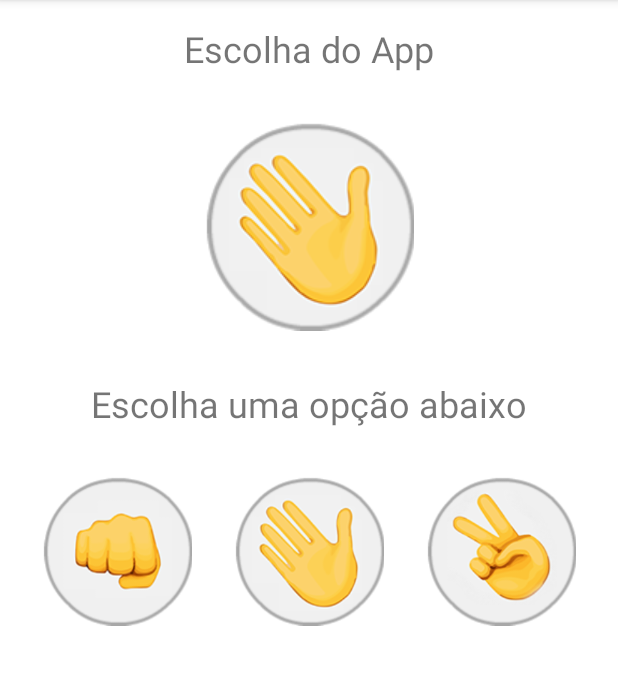
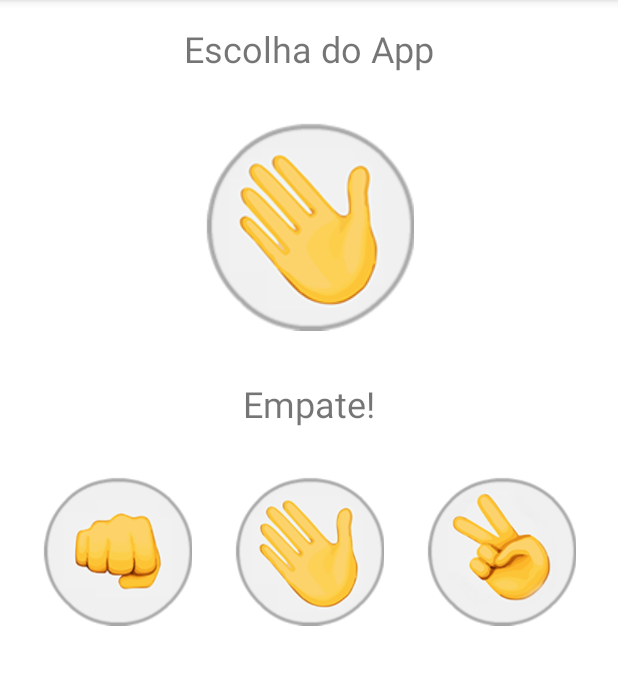
Before and after one commit to 9reis/app_pedra_papel_tesoura, an Android app: the screen it shows after launch (MainActivity), after a tap on an icon or button, on a phone screen of 412 x 824 dp, the part 84-769 px from its top. Run offline under Robolectric (Android 15) with nearby library versions, the phone set to English and light mode, and no system bars; 1 other tap on this screen came first.

Commit message:
Finalizada a aplicacao

```diff
--- a/app/src/main/java/br/com/lucas9reis/pedrapapeltesoura/MainActivity.java
+++ b/app/src/main/java/br/com/lucas9reis/pedrapapeltesoura/MainActivity.java
@@ -5,6 +5,7 @@ import androidx.appcompat.app.AppCompatActivity;
 import android.os.Bundle;
 import android.view.View;
 import android.widget.ImageView;
+import android.widget.TextView;
 
 import java.util.Random;
 
@@ -26,16 +27,17 @@ public class MainActivity extends AppCompatActivity {
         this.opcaoSelecionada("tesoura");
     }
 
-    public void opcaoSelecionada(String opcaoSelecionada ){
+    public void opcaoSelecionada(String escolhaUsuario ){
         ImageView imgResultado = findViewById(R.id.imgResultado);
+        TextView textResultado = findViewById(R.id.textResultado);
 
         int numero = new Random().nextInt(3);
         String[] opcoes = {"pedra", "papel","tesoura"};
-        String opcaoApp = opcoes[numero];
+        String escolhaApp = opcoes[numero];
 
-        switch( opcaoApp ){
+        switch( escolhaApp ){
             case "pedra":
-                imgResultado.setImageResource(R.drawable.padrao);
+                imgResultado.setImageResource(R.drawable.pedra);
                 break;
             case "papel":
                 imgResultado.setImageResource(R.drawable.papel);
@@ -44,6 +46,23 @@ public class MainActivity extends AppCompatActivity {
                 imgResultado.setImageResource(R.drawable.tesoura);
                 break;
         }
+
+        if( // app Granha
+                (escolhaApp == "tesoura" && escolhaUsuario == "papel") ||
+                (escolhaApp == "papel" && escolhaUsuario == "pedra") ||
+                (escolhaApp == "pedra" && escolhaUsuario == "tesoura")
+        ){
+            textResultado.setText("App Ganhou!!");
+        }else if( // Usuário ganha
+                (escolhaUsuario == "tesoura" && escolhaApp == "papel") ||
+                (escolhaUsuario == "papel" && escolhaApp == "pedra") ||
+                (escolhaUsuario == "pedra" && escolhaApp == "tesoura")
+        ){
+            textResultado.setText("Voçê Ganhou!!");
+        }else{ // Empate
+            textResultado.setText("Empate!");
+        }
+
     }
 
 }
--- a/app/src/main/res/layout/activity_main.xml
+++ b/app/src/main/res/layout/activity_main.xml
@@ -28,7 +28,7 @@
         app:layout_constraintTop_toBottomOf="@+id/textView" />
 
     <TextView
-        android:id="@+id/textView2"
+        android:id="@+id/textResultado"
         android:layout_width="wrap_content"
         android:layout_height="wrap_content"
         android:layout_marginTop="32dp"
@@ -48,7 +48,7 @@
         app:layout_constraintEnd_toStartOf="@+id/imageView2"
         app:layout_constraintHorizontal_bias="0.5"
         app:layout_constraintStart_toStartOf="parent"
-        app:layout_constraintTop_toBottomOf="@+id/textView2" />
+        app:layout_constraintTop_toBottomOf="@+id/textResultado" />
 
     <ImageView
         android:id="@+id/imageView2"
@@ -59,7 +59,7 @@
         app:layout_constraintEnd_toStartOf="@+id/imageView3"
         app:layout_constraintHorizontal_bias="0.5"
         app:layout_constraintStart_toEndOf="@+id/imageView4"
-        app:layout_constraintTop_toBottomOf="@+id/textView2"
+        app:layout_constraintTop_toBottomOf="@+id/textResultado"
         app:srcCompat="@drawable/papel" />
 
     <ImageView
@@ -71,7 +71,7 @@
         app:layout_constraintEnd_toEndOf="parent"
         app:layout_constraintHorizontal_bias="0.5"
         app:layout_constraintStart_toEndOf="@+id/imageView2"
-        app:layout_constraintTop_toBottomOf="@+id/textView2"
+        app:layout_constraintTop_toBottomOf="@+id/textResultado"
         app:srcCompat="@drawable/tesoura" />
 
 </androidx.constraintlayout.widget.ConstraintLayout>
```
